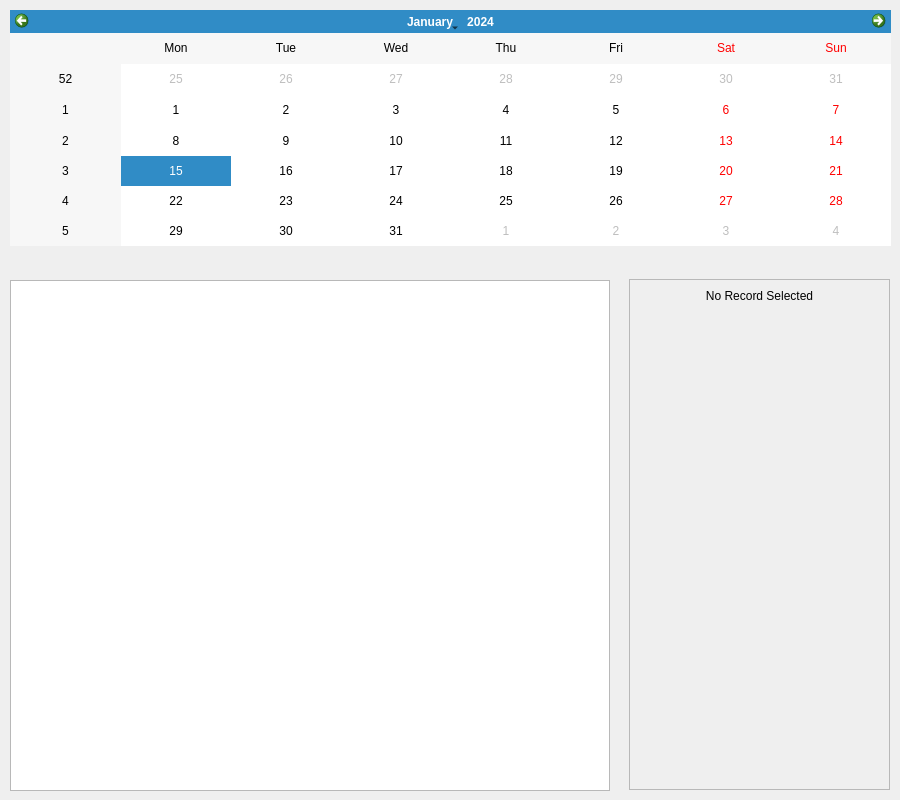
Above: UI/attendance.ui from anu-10/Facial-Recognition-Security-System before the change. Below: the same form after it.
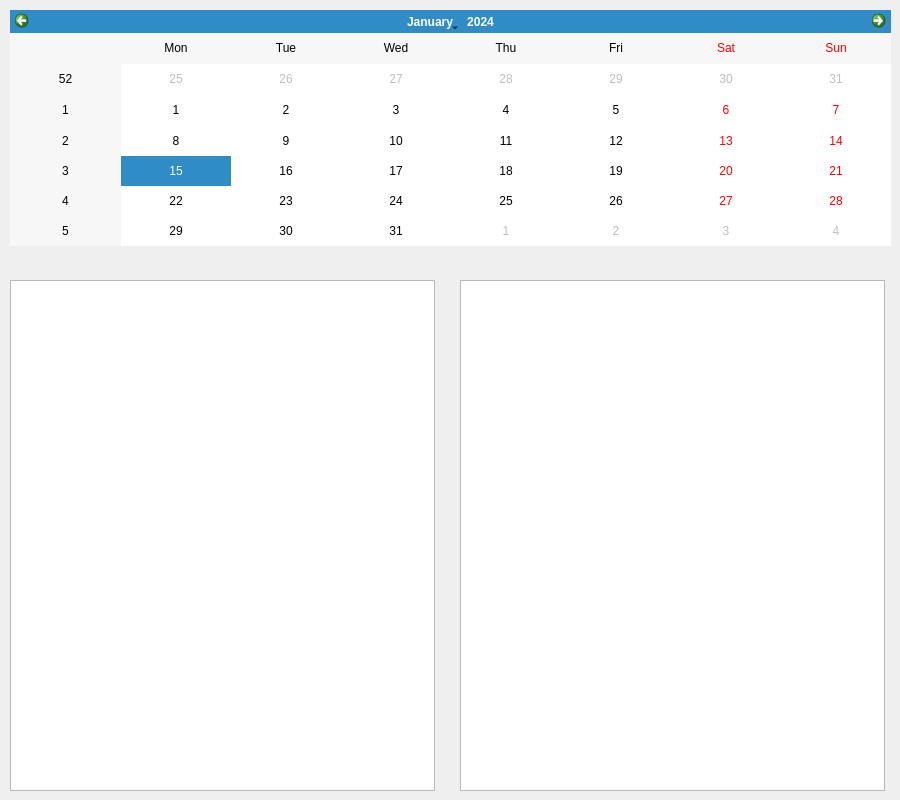
That is the form after the change.

Diff of the .ui file:
```diff
--- a/UI/attendance.ui
+++ b/UI/attendance.ui
@@ -28,51 +28,20 @@
     <rect>
      <x>10</x>
      <y>280</y>
-     <width>600</width>
+     <width>425</width>
      <height>511</height>
     </rect>
    </property>
   </widget>
-  <widget class="QFrame" name="frame">
+  <widget class="QListWidget" name="listWidget_2">
    <property name="geometry">
     <rect>
-     <x>629</x>
-     <y>279</y>
-     <width>261</width>
+     <x>460</x>
+     <y>280</y>
+     <width>425</width>
      <height>511</height>
     </rect>
    </property>
-   <property name="layoutDirection">
-    <enum>Qt::LeftToRight</enum>
-   </property>
-   <property name="frameShape">
-    <enum>QFrame::StyledPanel</enum>
-   </property>
-   <property name="frameShadow">
-    <enum>QFrame::Sunken</enum>
-   </property>
-   <property name="lineWidth">
-    <number>1</number>
-   </property>
-   <property name="midLineWidth">
-    <number>1</number>
-   </property>
-   <widget class="QLabel" name="label">
-    <property name="geometry">
-     <rect>
-      <x>10</x>
-      <y>10</y>
-      <width>241</width>
-      <height>491</height>
-     </rect>
-    </property>
-    <property name="text">
-     <string>No Record Selected</string>
-    </property>
-    <property name="alignment">
-     <set>Qt::AlignHCenter|Qt::AlignTop</set>
-    </property>
-   </widget>
   </widget>
  </widget>
  <resources/>
```
